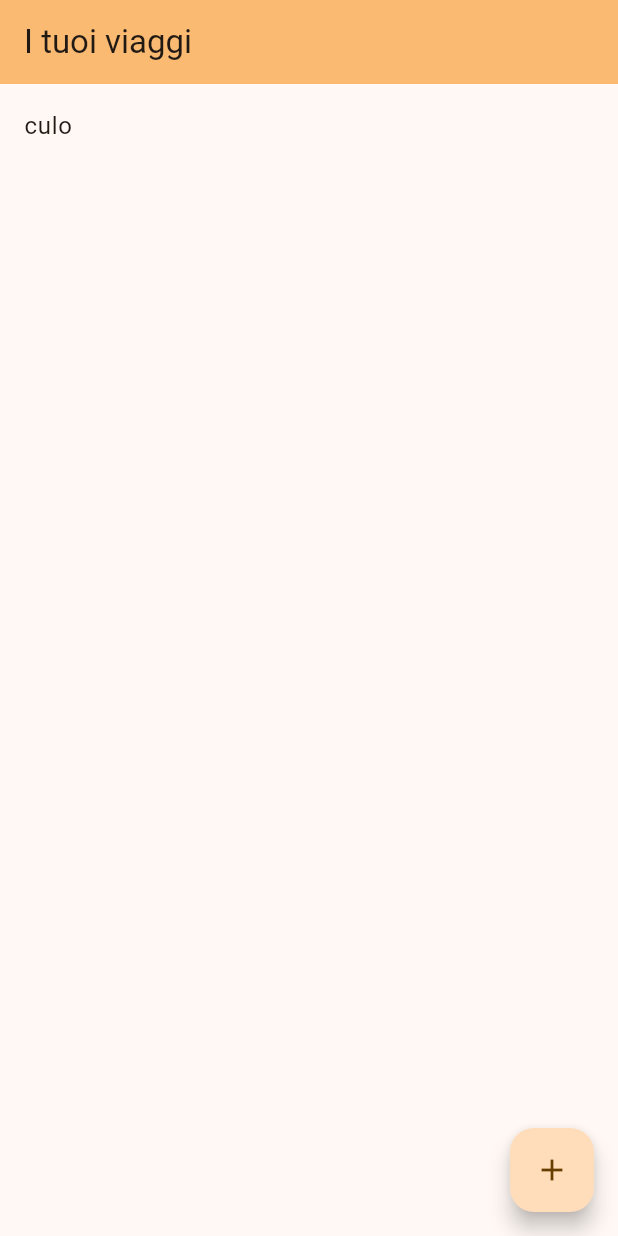
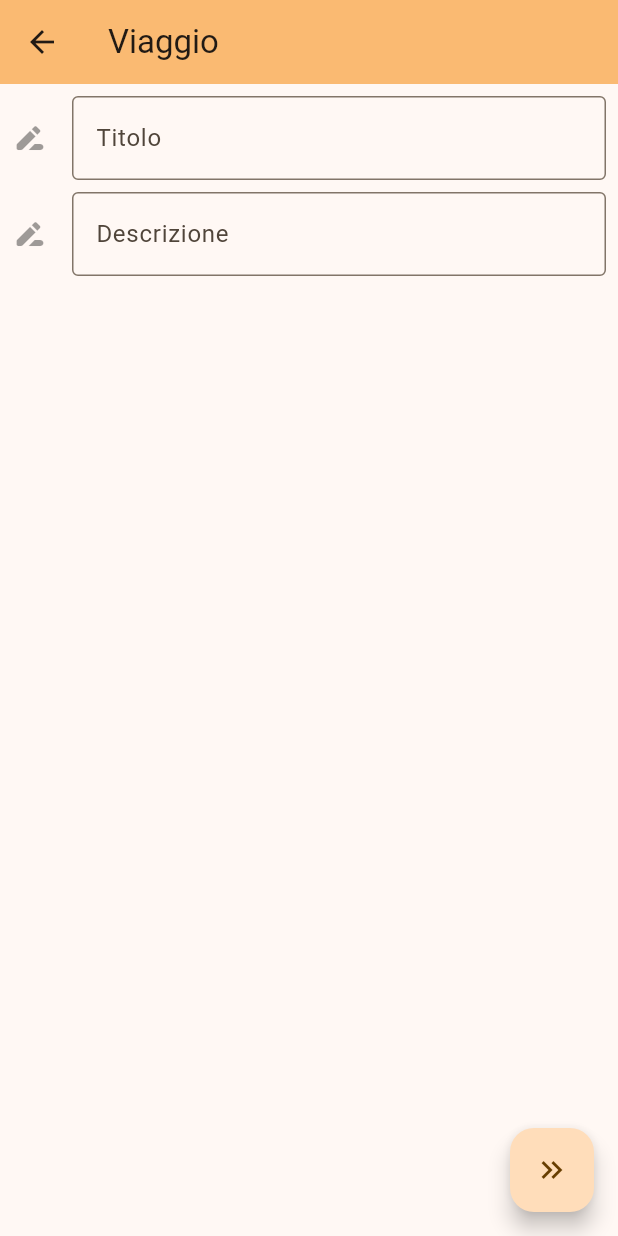
Before and after one commit to d-Qw4w9WgXc-Q/App-Universita, a Flutter app: the screen it shows after launch, after a tap on the "add" icon, on a phone screen of 412 x 824 dp. Run offline on Flutter 3.47's test engine with Material 3 defaults, Android fonts, the phone set to English and light mode, and no system bars.

Commit message:
Aggiunto menu viaggi

```diff
--- /dev/null
+++ b/lib/campo_testo.dart
@@ -0,0 +1,35 @@
+import 'package:flutter/material.dart';
+
+class CampoTesto extends StatefulWidget {
+        const CampoTesto({super.key, this.maxLines = 1, this.maxHeight = 300.0, this.hintText = 'Modifica...'});
+
+        final int? maxLines;
+        final double maxHeight;
+        final String hintText;
+
+        @override
+        State<CampoTesto> createState() => _CampoTestoState();
+}
+
+class _CampoTestoState extends State<CampoTesto> {
+        @override
+        Widget build(BuildContext context) {
+                return ConstrainedBox(
+                        constraints: BoxConstraints(
+                                maxHeight: widget.maxHeight
+                        ),
+                        child: TextField(
+                                decoration: InputDecoration(
+                                        border: OutlineInputBorder(),
+                                        hintText: widget.hintText,
+                                        icon: Icon(
+                                                Icons.drive_file_rename_outline_rounded,
+                                                color: Colors.black38,
+                                                size: 24
+                                        ),
+                                ),
+                                maxLines: widget.maxLines
+                        )
+                );
+        }
+}
--- a/lib/main.dart
+++ b/lib/main.dart
@@ -1,9 +1,10 @@
 import 'package:flutter/material.dart';
+import 'viaggio.dart';
 
-void main() => runApp(const MyApp());
+void main() => runApp(const App());
 
-class MyApp extends StatelessWidget {
-        const MyApp({super.key});
+class App extends StatelessWidget {
+        const App({super.key});
 
         // This widget is the root of your application.
         @override
@@ -13,21 +14,21 @@ class MyApp extends StatelessWidget {
                         theme: ThemeData(
                                 colorScheme: .fromSeed(seedColor: Colors.orangeAccent),
                         ),
-                        home: const MyHomePage(title: 'I tuoi viaggi'),
+                        home: const HomePage(title: 'I tuoi viaggi'),
                 );
         }
 }
 
-class MyHomePage extends StatefulWidget {
-        const MyHomePage({super.key, required this.title});
+class HomePage extends StatefulWidget {
+        const HomePage({super.key, required this.title});
 
         final String title;
 
         @override
-        State<MyHomePage> createState() => _MyHomePageState();
+        State<HomePage> createState() => _HomePageState();
 }
 
-class _MyHomePageState extends State<MyHomePage> {
+class _HomePageState extends State<HomePage> {
         final List<Text> _viaggi = [];
 
         void _addViaggio() {
@@ -48,7 +49,14 @@ class _MyHomePageState extends State<MyHomePage> {
                                 itemBuilder: (context, index) => ListTile(title: _viaggi[index]),
                         ),
                         floatingActionButton: FloatingActionButton(
-                                onPressed: _addViaggio,
+                                onPressed: () {
+                                        Navigator.push(
+                                                context,
+                                                MaterialPageRoute<void>(
+                                                        builder: (constext) => const Viaggio()
+                                                )
+                                        );
+                                },
                                 tooltip: 'Aggiungi Viaggio',
                                 child: const Icon(Icons.add),
                         ),
--- /dev/null
+++ b/lib/tappe.dart
@@ -0,0 +1,20 @@
+import 'package:flutter/material.dart';
+
+class Tappe extends StatefulWidget {
+        const Tappe({super.key});
+
+        @override
+        State<Tappe> createState() => _TappeState();
+}
+
+class _TappeState extends State<Tappe> {
+        @override
+        Widget build(BuildContext context) {
+                return Scaffold(
+                        appBar: AppBar(
+                                backgroundColor: Theme.of(context).colorScheme.inversePrimary,
+                                title: Text('Tappe'),
+                        ),
+                );
+        }
+}
--- /dev/null
+++ b/lib/viaggio.dart
@@ -0,0 +1,43 @@
+import 'package:flutter/material.dart';
+import 'campo_testo.dart';
+import 'tappe.dart';
+
+class Viaggio extends StatefulWidget {
+        const Viaggio({super.key});
+
+        @override
+        State<StatefulWidget> createState() => _ViaggioState();
+}
+
+class _ViaggioState extends State<Viaggio> {
+        @override
+        Widget build(BuildContext context) {
+                return Scaffold(
+                        appBar: AppBar(
+                                backgroundColor: Theme.of(context).colorScheme.inversePrimary,
+                                title: Text('Viaggio'),
+                        ),
+                        body: Padding(
+                                padding: EdgeInsets.all(8),
+                                child: Column(
+                                        children: [
+                                                CampoTesto(hintText: 'Titolo'),
+                                                SizedBox(height: 8),
+                                                CampoTesto(hintText: 'Descrizione', maxLines: null)
+                                        ]
+                                )
+                        ),
+                        floatingActionButton: FloatingActionButton(
+                                onPressed: () {
+                                        Navigator.push(context,
+                                                MaterialPageRoute<void>(
+                                                        builder: (context) => Tappe()
+                                                )
+                                        );
+                                },
+                                tooltip: 'Continua',
+                                child: Icon(Icons.keyboard_double_arrow_right)
+                        )
+                );
+        }
+}
```
Also changed, not shown: 1 other file.
